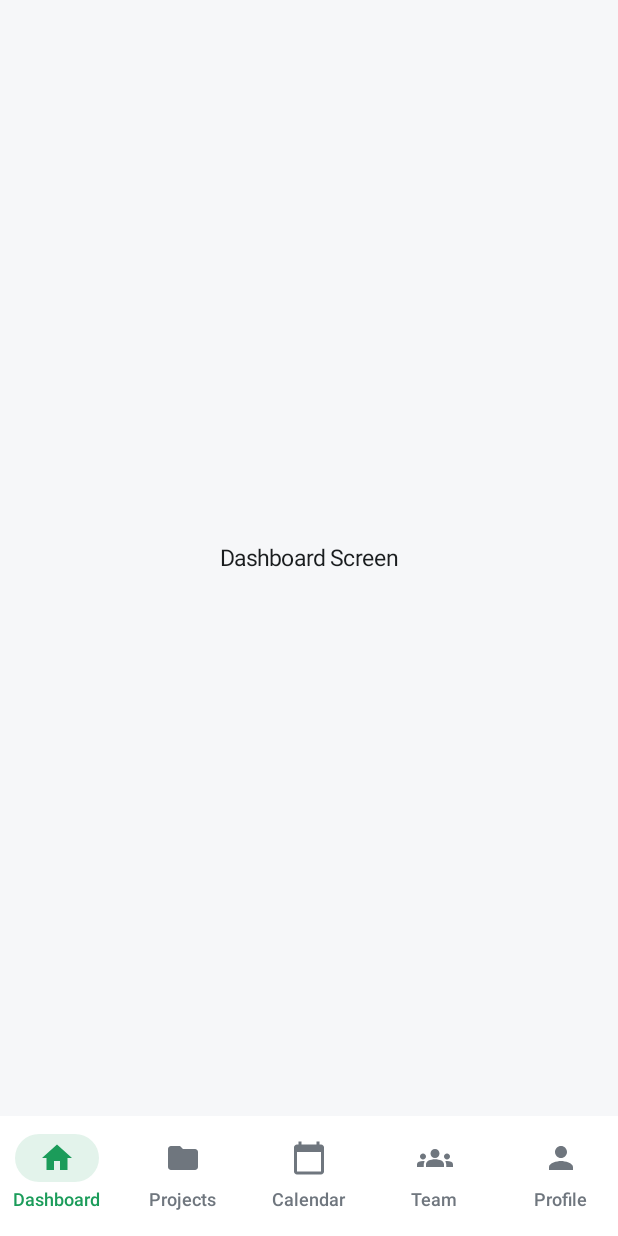
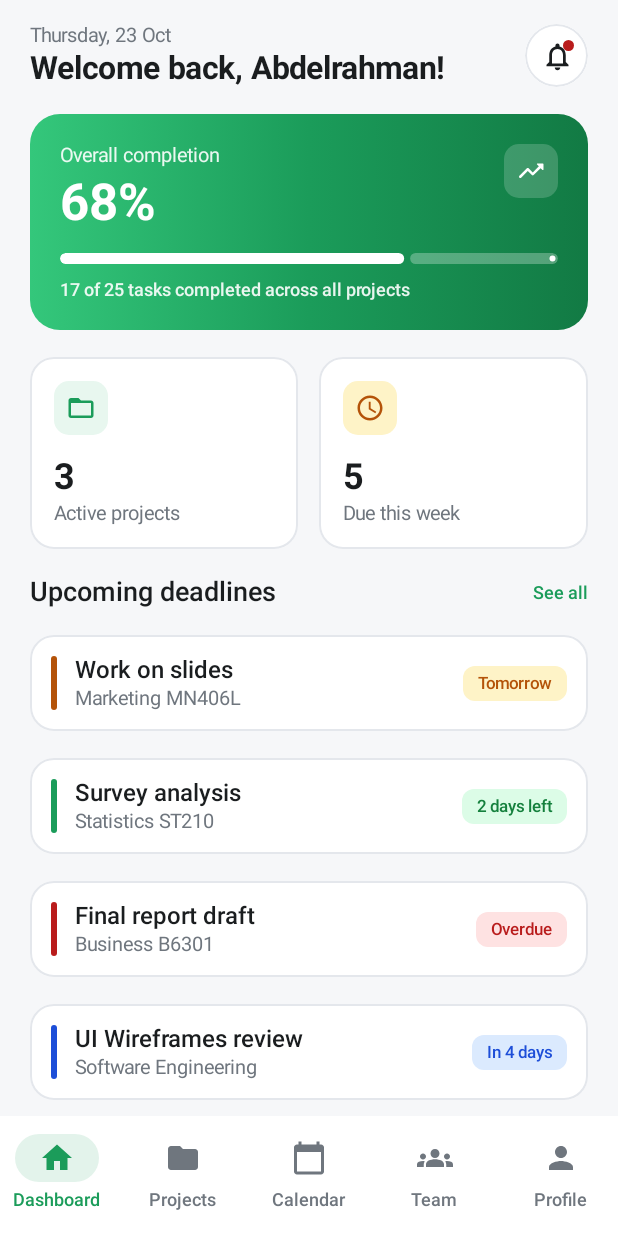
Before and after one commit to 3bs622006-droid/Team-mate, an Android app built with Jetpack Compose: the DashboardScreen screen opened through its navigation route, on a phone screen of 412 x 824 dp. Run offline under Robolectric (Android 15) with nearby library versions, the phone set to English and light mode, and no system bars.

Commit message:
Implement DashboardScreen UI

```diff
--- /dev/null
+++ b/app/src/main/java/com/example/teammate/ui/dashboard/DashboardComponents.kt
@@ -0,0 +1,276 @@
+package com.example.teammate.ui.dashboard
+
+
+import androidx.compose.foundation.background
+import androidx.compose.foundation.border
+import androidx.compose.foundation.layout.*
+import androidx.compose.foundation.shape.CircleShape
+import androidx.compose.foundation.shape.RoundedCornerShape
+import androidx.compose.material.icons.Icons
+import androidx.compose.material.icons.automirrored.rounded.TrendingUp
+import androidx.compose.material.icons.outlined.Notifications
+import androidx.compose.material3.*
+import androidx.compose.runtime.Composable
+import androidx.compose.ui.Alignment
+import androidx.compose.ui.Modifier
+import androidx.compose.ui.draw.clip
+import androidx.compose.ui.graphics.Brush
+import androidx.compose.ui.graphics.Color
+import androidx.compose.ui.graphics.vector.ImageVector
+import androidx.compose.ui.text.font.FontWeight
+import androidx.compose.ui.unit.dp
+import androidx.compose.ui.unit.sp
+import com.example.teammate.ui.theme.*
+
+data class DeadlineUiItem(
+    val title: String,
+    val subtitle: String,
+    val badgeText: String,
+    val indicatorColor: Color,
+    val badgeTextColor: Color,
+    val badgeBgColor: Color
+)
+
+@Composable
+fun DashboardHeader(
+    dateText: String,
+    userName: String,
+    hasUnreadNotifications: Boolean = true,
+    onNotificationClick: () -> Unit = {}
+) {
+    Row(
+        modifier = Modifier.fillMaxWidth(),
+        horizontalArrangement = Arrangement.SpaceBetween,
+        verticalAlignment = Alignment.CenterVertically
+    ) {
+        Column {
+            Text(
+                text = dateText,
+                style = MaterialTheme.typography.bodyMedium,
+                color = TextSecondary
+            )
+            Spacer(modifier = Modifier.height(2.dp))
+            Text(
+                text = "Welcome back, $userName!",
+                style = MaterialTheme.typography.headlineMedium.copy(fontSize = 21.sp),
+                color = TextPrimary
+            )
+        }
+
+        Box(
+            modifier = Modifier
+                .size(42.dp)
+                .clip(CircleShape)
+                .background(CardWhite)
+                .border(1.dp, BorderLight, CircleShape),
+            contentAlignment = Alignment.Center
+        ) {
+            IconButton(onClick = onNotificationClick) {
+                Box {
+                    Icon(
+                        imageVector = Icons.Outlined.Notifications,
+                        contentDescription = "Notifications",
+                        tint = TextPrimary,
+                        modifier = Modifier.size(22.dp)
+                    )
+                    if (hasUnreadNotifications) {
+                        Box(
+                            modifier = Modifier
+                                .size(7.dp)
+                                .clip(CircleShape)
+                                .background(StatusErrorText)
+                                .align(Alignment.TopEnd)
+                        )
+                    }
+                }
+            }
+        }
+    }
+}
+
+@Composable
+fun OverallCompletionCard(
+    percentage: Int,
+    progress: Float,
+    summaryText: String
+) {
+    val gradientBrush = Brush.horizontalGradient(
+        colors = listOf(SoftGreenAccent, PrimaryGreen, DarkGreen)
+    )
+
+    Box(
+        modifier = Modifier
+            .fillMaxWidth()
+            .clip(RoundedCornerShape(20.dp))
+            .background(gradientBrush)
+            .padding(20.dp)
+    ) {
+        Column {
+            Row(
+                modifier = Modifier.fillMaxWidth(),
+                horizontalArrangement = Arrangement.SpaceBetween,
+                verticalAlignment = Alignment.Top
+            ) {
+                Column {
+                    Text(
+                        text = "Overall completion",
+                        style = MaterialTheme.typography.bodyMedium,
+                        color = TextOnPrimary.copy(alpha = 0.9f)
+                    )
+                    Spacer(modifier = Modifier.height(4.dp))
+                    Text(
+                        text = "$percentage%",
+                        fontSize = 34.sp,
+                        fontWeight = FontWeight.Bold,
+                        color = TextOnPrimary
+                    )
+                }
+
+                Box(
+                    modifier = Modifier
+                        .size(36.dp)
+                        .clip(RoundedCornerShape(10.dp))
+                        .background(TextOnPrimary.copy(alpha = 0.18f)),
+                    contentAlignment = Alignment.Center
+                ) {
+                    Icon(
+                        imageVector = Icons.AutoMirrored.Rounded.TrendingUp,
+                        contentDescription = null,
+                        tint = TextOnPrimary,
+                        modifier = Modifier.size(20.dp)
+                    )
+                }
+            }
+
+            Spacer(modifier = Modifier.height(14.dp))
+
+            LinearProgressIndicator(
+                progress = { progress },
+                modifier = Modifier
+                    .fillMaxWidth()
+                    .height(7.dp)
+                    .clip(CircleShape),
+                color = TextOnPrimary,
+                trackColor = TextOnPrimary.copy(alpha = 0.28f)
+            )
+
+            Spacer(modifier = Modifier.height(10.dp))
+
+            Text(
+                text = summaryText,
+                style = MaterialTheme.typography.labelMedium,
+                color = TextOnPrimary.copy(alpha = 0.9f)
+            )
+        }
+    }
+}
+
+@Composable
+fun DashboardStatCard(
+    icon: ImageVector,
+    iconTint: Color,
+    iconBgColor: Color,
+    count: String,
+    label: String,
+    modifier: Modifier = Modifier
+) {
+    Surface(
+        modifier = modifier,
+        shape = RoundedCornerShape(16.dp),
+        color = CardWhite,
+        border = androidx.compose.foundation.BorderStroke(1.dp, BorderLight)
+    ) {
+        Column(
+            modifier = Modifier.padding(16.dp)
+        ) {
+            Box(
+                modifier = Modifier
+                    .size(36.dp)
+                    .clip(RoundedCornerShape(10.dp))
+                    .background(iconBgColor),
+                contentAlignment = Alignment.Center
+            ) {
+                Icon(
+                    imageVector = icon,
+                    contentDescription = null,
+                    tint = iconTint,
+                    modifier = Modifier.size(20.dp)
+                )
+            }
+
+            Spacer(modifier = Modifier.height(14.dp))
+
+            Text(
+                text = count,
+                fontSize = 24.sp,
+                fontWeight = FontWeight.Bold,
+                color = TextPrimary
+            )
+
+            Spacer(modifier = Modifier.height(2.dp))
+
+            Text(
+                text = label,
+                style = MaterialTheme.typography.bodyMedium,
+                color = TextSecondary
+            )
+        }
+    }
+}
+
+@Composable
+fun DeadlineItemCard(
+    item: DeadlineUiItem
+) {
+    Surface(
+        modifier = Modifier.fillMaxWidth(),
+        shape = RoundedCornerShape(16.dp),
+        color = CardWhite,
+        border = androidx.compose.foundation.BorderStroke(1.dp, BorderLight)
+    ) {
+        Row(
+            modifier = Modifier
+                .fillMaxWidth()
+                .padding(horizontal = 14.dp, vertical = 14.dp),
+            verticalAlignment = Alignment.CenterVertically
+        ) {
+            Box(
+                modifier = Modifier
+                    .width(4.dp)
+                    .height(36.dp)
+                    .clip(CircleShape)
+                    .background(item.indicatorColor)
+            )
+
+            Spacer(modifier = Modifier.width(12.dp))
+
+            Column(
+                modifier = Modifier.weight(1f)
+            ) {
+                Text(
+                    text = item.title,
+                    style = MaterialTheme.typography.titleMedium,
+                    color = TextPrimary
+                )
+                Spacer(modifier = Modifier.height(2.dp))
+                Text(
+                    text = item.subtitle,
+                    style = MaterialTheme.typography.bodyMedium,
+                    color = TextSecondary
+                )
+            }
+
+            Surface(
+                shape = RoundedCornerShape(8.dp),
+                color = item.badgeBgColor
+            ) {
+                Text(
+                    text = item.badgeText,
+                    style = MaterialTheme.typography.labelSmall.copy(fontWeight = FontWeight.SemiBold),
+                    color = item.badgeTextColor,
+                    modifier = Modifier.padding(horizontal = 10.dp, vertical = 5.dp)
+                )
+            }
+        }
+    }
+}
--- a/app/src/main/java/com/example/teammate/ui/dashboard/DashboardScreen.kt
+++ b/app/src/main/java/com/example/teammate/ui/dashboard/DashboardScreen.kt
@@ -1 +1,135 @@
+
 package com.example.teammate.ui.dashboard
+
+import androidx.compose.foundation.background
+import androidx.compose.foundation.clickable
+import androidx.compose.foundation.layout.*
+import androidx.compose.foundation.lazy.LazyColumn
+import androidx.compose.foundation.lazy.items
+import androidx.compose.material.icons.Icons
+import androidx.compose.material.icons.outlined.FolderOpen
+import androidx.compose.material.icons.outlined.Schedule
+import androidx.compose.material3.MaterialTheme
+import androidx.compose.material3.Text
+import androidx.compose.runtime.Composable
+import androidx.compose.ui.Alignment
+import androidx.compose.ui.Modifier
+import androidx.compose.ui.text.font.FontWeight
+import androidx.compose.ui.unit.dp
+import com.example.teammate.ui.theme.*
+
+@Composable
+fun DashboardScreen(
+    onSeeAllDeadlinesClick: () -> Unit = {}
+) {
+    val sampleDeadlines = listOf(
+        DeadlineUiItem(
+            title = "Work on slides",
+            subtitle = "Marketing MN406L",
+            badgeText = "Tomorrow",
+            indicatorColor = StatusWarningText,
+            badgeTextColor = StatusWarningText,
+            badgeBgColor = StatusWarningBg
+        ),
+        DeadlineUiItem(
+            title = "Survey analysis",
+            subtitle = "Statistics ST210",
+            badgeText = "2 days left",
+            indicatorColor = PrimaryGreen,
+            badgeTextColor = StatusSuccessText,
+            badgeBgColor = StatusSuccessBg
+        ),
+        DeadlineUiItem(
+            title = "Final report draft",
+            subtitle = "Business B6301",
+            badgeText = "Overdue",
+            indicatorColor = StatusErrorText,
+            badgeTextColor = StatusErrorText,
+            badgeBgColor = StatusErrorBg
+        ),
+        DeadlineUiItem(
+            title = "UI Wireframes review",
+            subtitle = "Software Engineering",
+            badgeText = "In 4 days",
+            indicatorColor = StatusInfoText,
+            badgeTextColor = StatusInfoText,
+            badgeBgColor = StatusInfoBg
+        )
+    )
+
+    LazyColumn(
+        modifier = Modifier
+            .fillMaxSize()
+            .background(BackgroundGray),
+        contentPadding = PaddingValues(
+            start = 20.dp,
+            end = 20.dp,
+            top = 16.dp,
+            bottom = 24.dp
+        ),
+        verticalArrangement = Arrangement.spacedBy(18.dp)
+    ) {
+        item {
+            DashboardHeader(
+                dateText = "Thursday, 23 Oct",
+                userName = "Abdelrahman"
+            )
+        }
+
+        item {
+            OverallCompletionCard(
+                percentage = 68,
+                progress = 0.68f,
+                summaryText = "17 of 25 tasks completed across all projects"
+            )
+        }
+
+        item {
+            Row(
+                modifier = Modifier.fillMaxWidth(),
+                horizontalArrangement = Arrangement.spacedBy(14.dp)
+            ) {
+                DashboardStatCard(
+                    icon = Icons.Outlined.FolderOpen,
+                    iconTint = PrimaryGreen,
+                    iconBgColor = LightGreenBg,
+                    count = "3",
+                    label = "Active projects",
+                    modifier = Modifier.weight(1f)
+                )
+                DashboardStatCard(
+                    icon = Icons.Outlined.Schedule,
+                    iconTint = StatusWarningText,
+                    iconBgColor = StatusWarningBg,
+                    count = "5",
+                    label = "Due this week",
+                    modifier = Modifier.weight(1f)
+                )
+            }
+        }
+
+        item {
+            Row(
+                modifier = Modifier.fillMaxWidth(),
+                horizontalArrangement = Arrangement.SpaceBetween,
+                verticalAlignment = Alignment.CenterVertically
+            ) {
+                Text(
+                    text = "Upcoming deadlines",
+                    style = MaterialTheme.typography.titleLarge,
+                    color = TextPrimary
+                )
+                Text(
+                    text = "See all",
+                    style = MaterialTheme.typography.labelMedium.copy(fontWeight = FontWeight.SemiBold),
+                    color = PrimaryGreen,
+                    modifier = Modifier.clickable { onSeeAllDeadlinesClick() }
+                )
+            }
+        }
+
+        items(sampleDeadlines) { item ->
+            DeadlineItemCard(item = item)
+        }
+    }
+}
--- a/app/src/main/java/com/example/teammate/ui/navigation/AppNavigation.kt
+++ b/app/src/main/java/com/example/teammate/ui/navigation/AppNavigation.kt
@@ -11,6 +11,7 @@ import androidx.compose.ui.graphics.Color
 import androidx.compose.ui.graphics.vector.ImageVector
 import androidx.navigation.compose.*
 import com.example.teammate.ui.components.PlaceholderScreen
+import com.example.teammate.ui.dashboard.DashboardScreen
 import com.example.teammate.ui.theme.PrimaryGreen
 
 sealed class Screen(val route: String, val title: String, val icon: ImageVector) {
@@ -58,7 +59,7 @@ fun AppNavigation() {
             startDestination = Screen.Dashboard.route,
             modifier = Modifier.padding(innerPadding)
         ) {
-            composable(Screen.Dashboard.route) { PlaceholderScreen("Dashboard") }
+            composable(Screen.Dashboard.route) { DashboardScreen()}
             composable(Screen.Projects.route) { PlaceholderScreen("Projects") }
             composable(Screen.Calendar.route) { PlaceholderScreen("Calendar") }
             composable(Screen.Team.route) { PlaceholderScreen("Team") }
```
